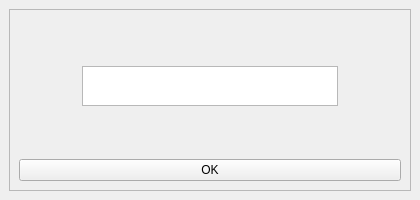
First picture: the form in debug_forlder/dbg_set_name.ui, repository DoniMassimo/Messagging_App_, before the edit.
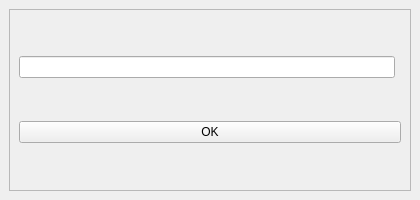
Second picture: the form after the edit.

Patch:
```diff
--- a/debug_forlder/dbg_set_name.ui
+++ b/debug_forlder/dbg_set_name.ui
@@ -36,22 +36,6 @@
        <enum>QFrame::Raised</enum>
       </property>
       <layout class="QGridLayout" name="gridLayout">
-       <item row="0" column="0" colspan="2" alignment="Qt::AlignHCenter|Qt::AlignVCenter">
-        <widget class="QPlainTextEdit" name="_txt_set_name">
-         <property name="minimumSize">
-          <size>
-           <width>0</width>
-           <height>40</height>
-          </size>
-         </property>
-         <property name="maximumSize">
-          <size>
-           <width>16777215</width>
-           <height>40</height>
-          </size>
-         </property>
-        </widget>
-       </item>
        <item row="1" column="0" colspan="2">
         <widget class="QPushButton" name="_btn_ok">
          <property name="text">
@@ -59,6 +43,9 @@
          </property>
         </widget>
        </item>
+       <item row="0" column="0">
+        <widget class="QLineEdit" name="_txt_set_name"/>
+       </item>
       </layout>
      </widget>
     </item>
```
